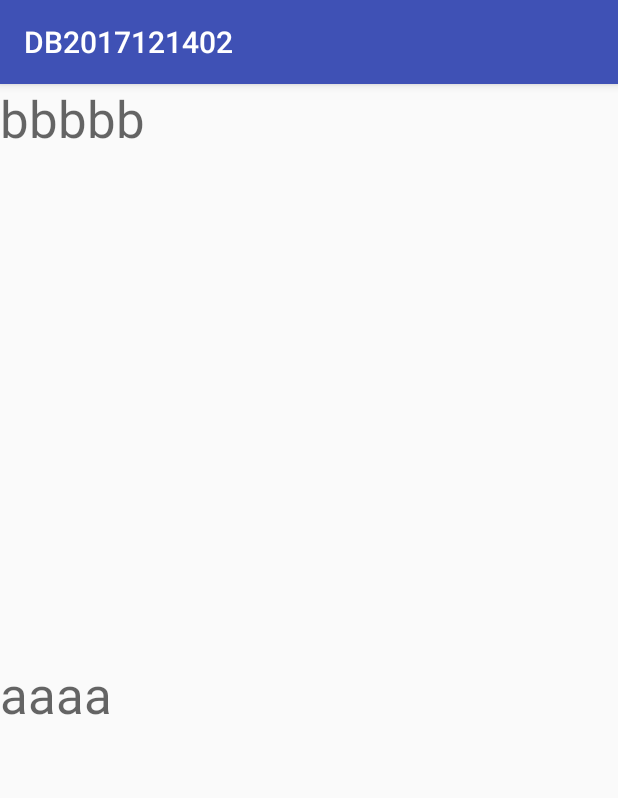
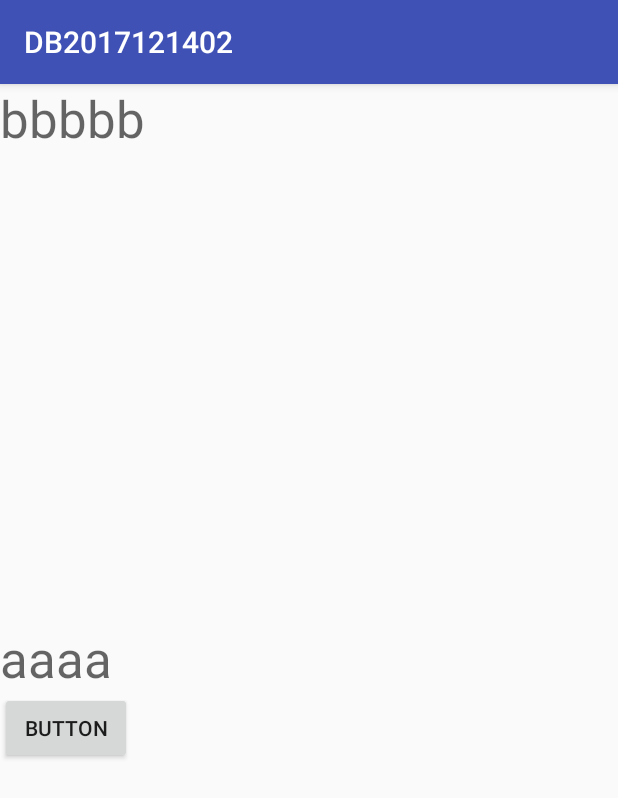
Before and after one commit to Shaojung/DB2017121402, an Android app: the screen it shows after launch (MainActivity), on a phone screen of 412 x 824 dp. Shown: the top 798 px of the screen. Run offline under Robolectric (Android 15) with nearby library versions, the phone set to English and light mode, and no system bars.

Commit message:
use button

```diff
--- a/app/src/main/java/com/example/student/db2017121402/FragmentA.java
+++ b/app/src/main/java/com/example/student/db2017121402/FragmentA.java
@@ -3,10 +3,13 @@ package com.example.student.db2017121402;
 import android.content.Context;
 import android.net.Uri;
 import android.os.Bundle;
+import android.support.annotation.Nullable;
 import android.support.v4.app.Fragment;
 import android.view.LayoutInflater;
 import android.view.View;
 import android.view.ViewGroup;
+import android.widget.Button;
+import android.widget.TextView;
 
 
 /**
@@ -67,6 +70,19 @@ public class FragmentA extends Fragment {
         return inflater.inflate(R.layout.fragment_a, container, false);
     }
 
+    @Override
+    public void onActivityCreated(@Nullable Bundle savedInstanceState) {
+        super.onActivityCreated(savedInstanceState);
+        Button btn = (Button) getActivity().findViewById(R.id.button2);
+        final TextView tv = (TextView) getActivity().findViewById(R.id.textView);
+        btn.setOnClickListener(new View.OnClickListener() {
+            @Override
+            public void onClick(View view) {
+                tv.setText("Hello World");
+            }
+        });
+    }
+
     // TODO: Rename method, update argument and hook method into UI event
     public void onButtonPressed(Uri uri) {
         if (mListener != null) {
--- a/app/src/main/res/layout/fragment_a.xml
+++ b/app/src/main/res/layout/fragment_a.xml
@@ -1,14 +1,22 @@
-<FrameLayout xmlns:android="http://schemas.android.com/apk/res/android"
+<LinearLayout xmlns:android="http://schemas.android.com/apk/res/android"
     xmlns:tools="http://schemas.android.com/tools"
     android:layout_width="match_parent"
     android:layout_height="wrap_content"
+    android:orientation="vertical"
     tools:context="com.example.student.db2017121402.FragmentA">
 
     <!-- TODO: Update blank fragment layout -->
     <TextView
+        android:id="@+id/textView"
         android:layout_width="match_parent"
         android:layout_height="wrap_content"
         android:text="aaaa"
         android:textAppearance="@style/TextAppearance.AppCompat.Display1" />
 
-</FrameLayout>
+    <Button
+        android:id="@+id/button2"
+        android:layout_width="match_parent"
+        android:layout_height="wrap_content"
+        android:text="Button" />
+
+</LinearLayout>
```
Also changed, not shown: app/src/main/java/com/example/student/db2017121402/FragmentB.java (line endings or trailing spaces).
